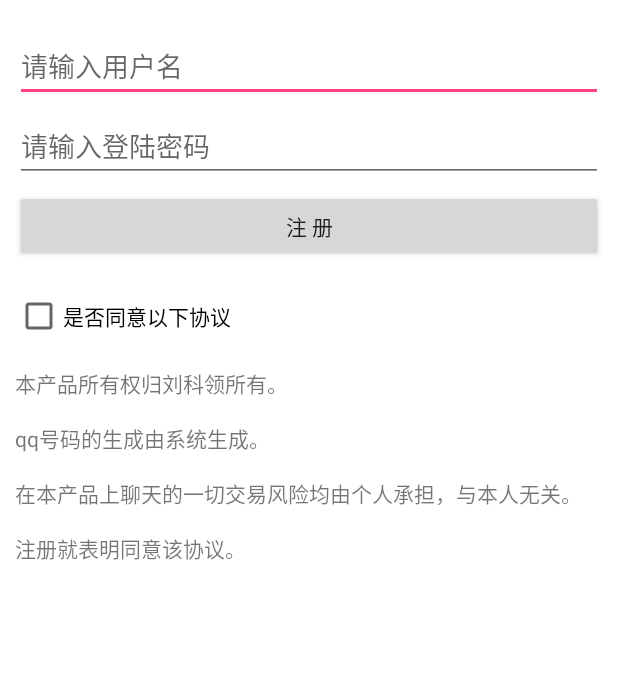
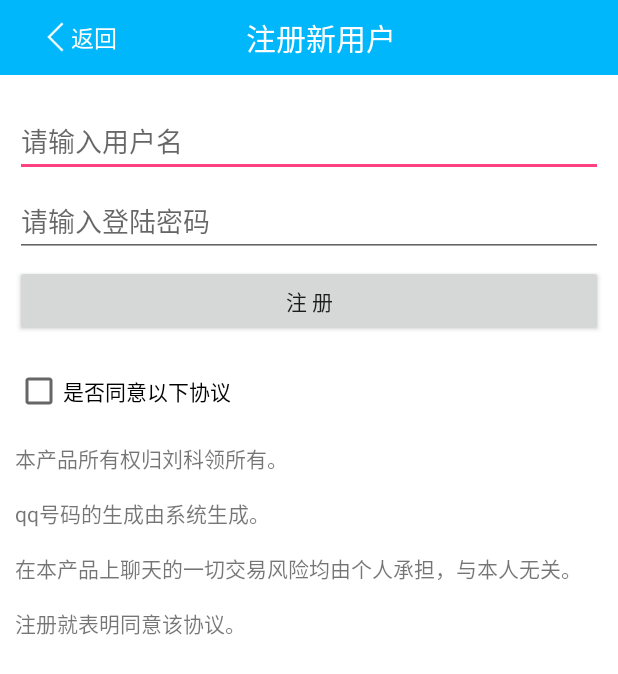
Before and after one commit to liukeling/liukeling, an Android app: the layout regist_layout.xml on its own in the app's theme, with its tools: preview values and no code run, on a phone screen of 412 x 824 dp. Shown: the top 674 px of the screen. Run offline under Robolectric (Android 15) with nearby library versions, the phone set to English and light mode, and no system bars.

Commit message:
提交,备份

```diff
--- a/src/main/java/com/dbdao/dbdao.java
+++ b/src/main/java/com/dbdao/dbdao.java
@@ -7,6 +7,6 @@ public class dbdao {
 	public static String fuwuip;
 	public static void init() throws IOException{
 		qqduankou = 12241;
-		fuwuip = "192.168.155.1";
+		fuwuip = "192.168.0.102";
 	}
 }
--- a/src/main/res/layout/regist_layout.xml
+++ b/src/main/res/layout/regist_layout.xml
@@ -3,7 +3,34 @@
     android:layout_width="match_parent"
     android:layout_height="match_parent"
     android:background="#ffffff" >
-
+    <android.support.v7.widget.Toolbar
+        android:layout_width="match_parent"
+        android:layout_height="50dp"
+        android:id="@+id/toolbar"
+        android:background="@color/qinse">
+        <RelativeLayout
+            android:layout_width="match_parent"
+            android:layout_height="match_parent">
+            <TextView
+                android:id="@+id/tv_back"
+                android:layout_width="wrap_content"
+                android:layout_height="match_parent"
+                android:text="返回"
+                android:gravity="center"
+                android:drawableLeft="@mipmap/left_back"
+                android:layout_marginLeft="10dp"
+                android:textSize="15dp"
+                android:textColor="@android:color/white"/>
+            <TextView
+                android:layout_width="wrap_content"
+                android:layout_height="match_parent"
+                android:gravity="center"
+                android:text="注册新用户"
+                android:layout_centerInParent="true"
+                android:textColor="@android:color/white"
+                android:textSize="20dp"/>
+        </RelativeLayout>
+    </android.support.v7.widget.Toolbar>
     <EditText
         android:id="@+id/username"
         android:layout_width="match_parent"
@@ -11,6 +38,7 @@
         android:layout_marginLeft="10dp"
         android:layout_marginRight="10dp"
         android:layout_marginTop="20dp"
+        android:layout_below="@id/toolbar"
         android:hint="请输入用户名" />
 
     <EditText
```
Also changed, not shown: src/main/java/com/example/Tools/resource.java (+14 -2 lines), src/main/java/com/example/copyqq/IDSetActivity.java (+7 -1 lines), src/main/java/com/example/copyqq/registActivity.java (+15 -0 lines), 363 other files.
